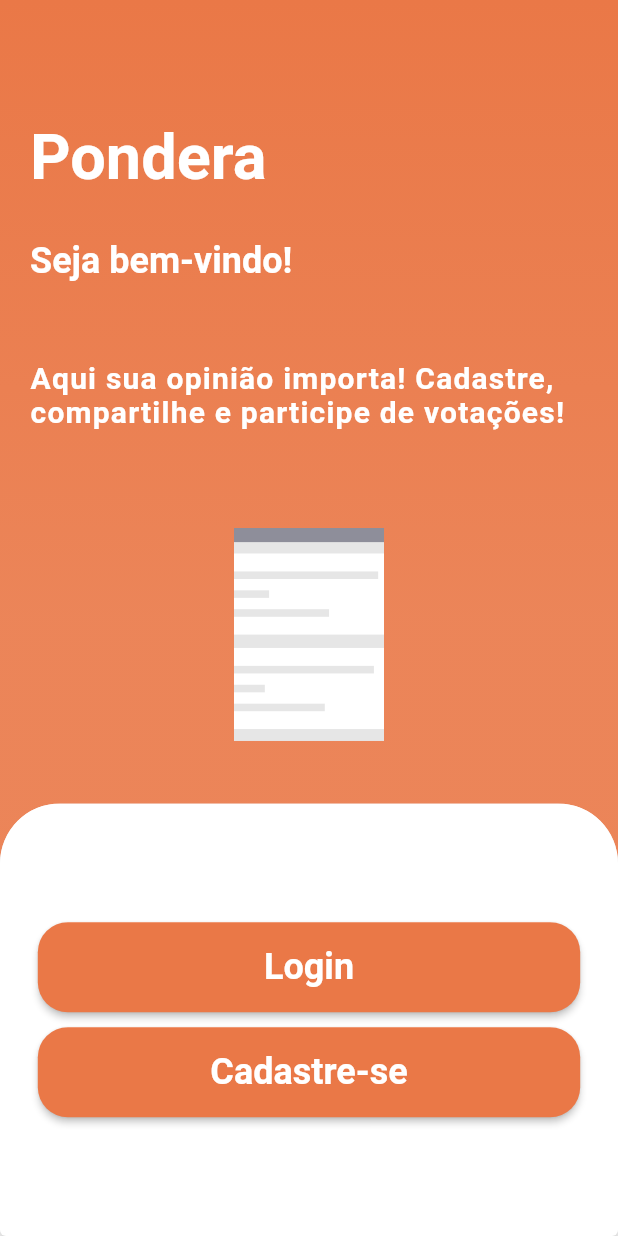
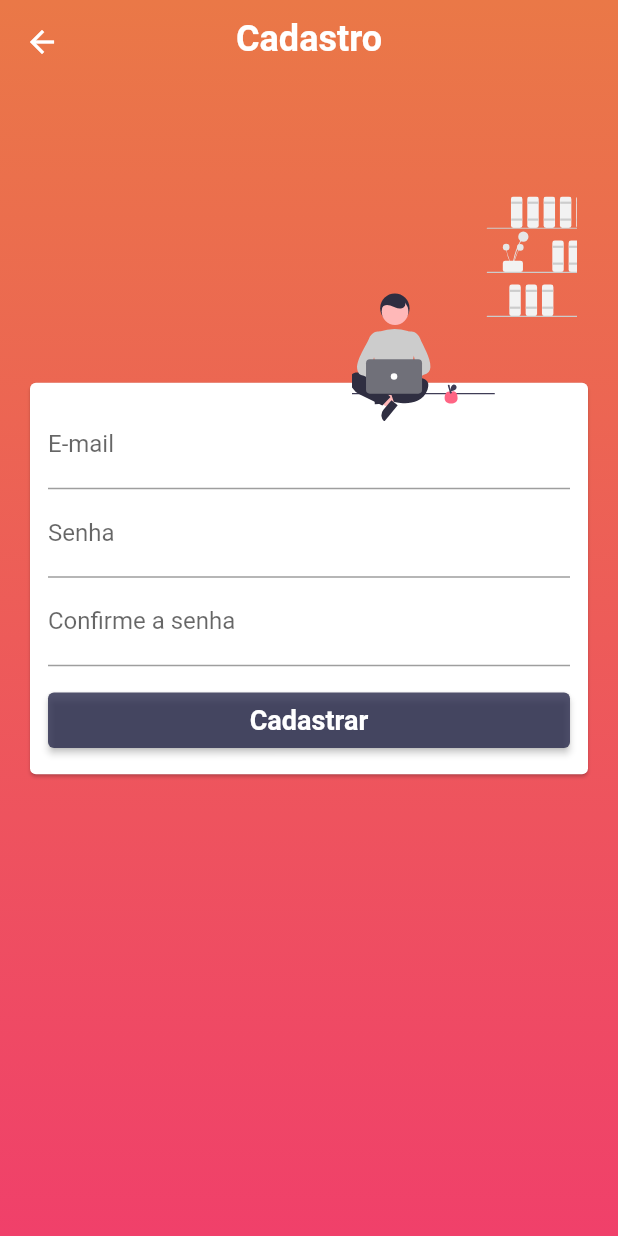
Before and after one commit to silas-almeida/Pondera, a Flutter app: the screen it shows after launch, after a tap on "Cadastre-se", on a phone screen of 412 x 824 dp. Run offline on Flutter 3.47's test engine with Material 2 defaults, Android fonts, the phone set to English and light mode, and no system bars; our stand-ins replace flutter_svg.

Commit message:
Criação da tela de cadastro

```diff
--- a/lib/main.dart
+++ b/lib/main.dart
@@ -1,6 +1,8 @@
 import 'package:flutter/material.dart';
 import 'package:pondera/screens/home-screen/home-screen.dart';
 import 'package:pondera/screens/initial-screen/initial-screen.dart';
+import 'package:pondera/screens/signup-screen.dart/signup-screen.dart';
+import 'package:pondera/utils/materialColors.dart';
 
 
 void main() {
@@ -14,7 +16,8 @@ class MyApp extends StatelessWidget {
       debugShowCheckedModeBanner: false,
       title: 'Pondera',
       theme: ThemeData(
-        primarySwatch: Colors.blueGrey,
+        primarySwatch: CustomMaterialColors.materialBlueGrey,
+        accentColor: CustomMaterialColors.materialOrange,
       ),
       home: InitialScreen(),
     );
--- a/lib/screens/home-screen/components/todo-card.dart
+++ b/lib/screens/home-screen/components/todo-card.dart
@@ -12,13 +12,13 @@ class ToDoCard extends StatelessWidget {
     final size = MediaQuery.of(context).size;
     return Card(
       elevation: 3.0,
-      shape: RoundedRectangleBorder(borderRadius: BorderRadius.circular(12)),
+      shape: RoundedRectangleBorder(borderRadius: BorderRadius.circular(20)),
       child: Stack(
         alignment: Alignment.center,
         children: [
           ClipRRect(
             clipBehavior: Clip.antiAliasWithSaveLayer,
-            borderRadius: BorderRadius.circular(12),
+            borderRadius: BorderRadius.circular(20),
             child: Container(
               decoration: BoxDecoration(
                   gradient: LinearGradient(
--- a/lib/screens/initial-screen/initial-screen.dart
+++ b/lib/screens/initial-screen/initial-screen.dart
@@ -1,6 +1,7 @@
 import 'package:flutter/material.dart';
 import 'package:flutter_svg/flutter_svg.dart';
 import 'package:pondera/screens/home-screen/home-screen.dart';
+import 'package:pondera/screens/signup-screen.dart/signup-screen.dart';
 import 'package:pondera/utils/colors.dart';
 
 class InitialScreen extends StatefulWidget {
@@ -134,7 +135,13 @@ class _InitialScreenState extends State<InitialScreen> {
                         height: 10,
                       ),
                       ElevatedButton(
-                        onPressed: () {},
+                        onPressed: () {
+                          Navigator.of(context).push(
+                            MaterialPageRoute(
+                              builder: (ctx) => SignupScreen(),
+                            ),
+                          );
+                        },
                         child: Container(
                           height: 60,
                           width: size.width * 0.80,
--- /dev/null
+++ b/lib/screens/signup-screen.dart/signup-screen.dart
@@ -0,0 +1,112 @@
+import 'package:flutter/material.dart';
+import 'package:flutter_svg/flutter_svg.dart';
+import 'package:pondera/utils/colors.dart';
+
+class SignupScreen extends StatelessWidget {
+  @override
+  Widget build(BuildContext context) {
+    final size = MediaQuery.of(context).size;
+    return Stack(
+      alignment: Alignment.center,
+      children: [
+        Container(
+          decoration: BoxDecoration(
+              gradient: LinearGradient(
+                  begin: Alignment.topCenter,
+                  end: Alignment.bottomCenter,
+                  colors: [
+                CustomColors.customOrange,
+                CustomColors.customPink,
+              ])),
+        ),
+        CustomScrollView(
+          slivers: [
+            SliverAppBar(
+              floating: true,
+              snap: true,
+              backgroundColor: Colors.transparent,
+              elevation: 0.0,
+              flexibleSpace: FlexibleSpaceBar(
+                title: const Text(
+                  'Cadastro',
+                  style: TextStyle(
+                    fontWeight: FontWeight.bold,
+                    fontSize: 24,
+                  ),
+                ),
+                centerTitle: true,
+              ),
+            ),
+            SliverToBoxAdapter(
+              child: Container(
+                height: size.height * 0.8,
+                child: Stack(
+                  alignment: Alignment.center,
+                  children: [
+                    Form(
+                      child: SingleChildScrollView(
+                        child: Card(
+                          margin: EdgeInsets.all(20),
+                          child: Container(
+                            padding: EdgeInsets.all(12.0),
+                            child: Column(
+                              crossAxisAlignment: CrossAxisAlignment.stretch,
+                              children: [
+                                TextFormField(
+                                  decoration:
+                                      InputDecoration(labelText: 'E-mail'),
+                                ),
+                                TextFormField(
+                                  decoration:
+                                      InputDecoration(labelText: 'Senha'),
+                                ),
+                                TextFormField(
+                                  decoration: InputDecoration(
+                                      labelText: 'Confirme a senha'),
+                                ),
+                                const SizedBox(
+                                  height: 12,
+                                ),
+                                ElevatedButton(
+                                  onPressed: () {},
+                                  child: Padding(
+                                    padding: const EdgeInsets.all(8.0),
+                                    child: Text(
+                                      'Cadastrar',
+                                      style: TextStyle(
+                                        fontWeight: FontWeight.bold,
+                                        fontSize: 18,
+                                      ),
+                                    ),
+                                  ),
+                                  style: ElevatedButton.styleFrom(
+                                    primary: CustomColors.customBlueGrey
+                                        .withOpacity(0.8),
+                                  ),
+                                ),
+                              ],
+                            ),
+                          ),
+                        ),
+                      ),
+                    ),
+                    Positioned(
+                      top: size.height * 0.091,
+                      right: size.width * 0.066,
+                      child: SvgPicture.asset(
+                        'assets/images/freelancer.svg',
+                        height: 150,
+                        width: 150,
+                        fit: BoxFit.cover,
+                      ),
+                    ),
+                  ],
+                ),
+              ),
+            ),
+          ],
+        )
+      ],
+    );
+  }
+}
--- a/lib/utils/colors.dart
+++ b/lib/utils/colors.dart
@@ -3,6 +3,5 @@ import 'package:flutter/material.dart';
 class CustomColors {
   static const Color customOrange = Color.fromRGBO(234, 120, 71, 1);
   static const Color customBlueGrey = Color.fromRGBO(39, 40, 74, 1);
-
-
+  static const Color customPink = Color.fromRGBO(240, 64, 106, 1);
 }
--- /dev/null
+++ b/lib/utils/materialColors.dart
@@ -0,0 +1,22 @@
+import 'package:flutter/material.dart';
+
+class CustomMaterialColors {
+  static final materialBlueGrey = createMaterialColor(0xFF27284A);
+  static final materialOrange = createMaterialColor(0xFFEA7847);
+}
+
+MaterialColor createMaterialColor(int color) {
+  final Map<int, Color> colors = {
+    50: const Color.fromRGBO(136, 14, 79, .1),
+    100: const Color.fromRGBO(136, 14, 79, .2),
+    200: const Color.fromRGBO(136, 14, 79, .3),
+    300: const Color.fromRGBO(136, 14, 79, .4),
+    400: const Color.fromRGBO(136, 14, 79, .5),
+    500: const Color.fromRGBO(136, 14, 79, .6),
+    600: const Color.fromRGBO(136, 14, 79, .7),
+    700: const Color.fromRGBO(136, 14, 79, .8),
+    800: const Color.fromRGBO(136, 14, 79, .9),
+    900: const Color.fromRGBO(136, 14, 79, 1),
+  };
+  return MaterialColor(color, colors);
+}
--- a/pubspec.yaml
+++ b/pubspec.yaml
@@ -29,6 +29,7 @@ dependencies:
   # Use with the CupertinoIcons class for iOS style icons.
   cupertino_icons: ^1.0.2
   flutter_svg: ^0.19.2+1
+  flutter_signin_button: ^1.1.0
 
 dev_dependencies:
   flutter_test:
@@ -50,6 +51,7 @@ flutter:
     - assets/images/undraw_Finance_re_gnv2.svg
     - assets/images/undraw_election_day_w842.svg
     - assets/images/selecting_team.svg
+    - assets/images/freelancer.svg
 
   # An image asset can refer to one or more resolution-specific "variants", see
   # https://flutter.dev/assets-and-images/#resolution-aware.
```
Also changed, not shown: assets/images/freelancer.svg (added), pubspec.lock.
